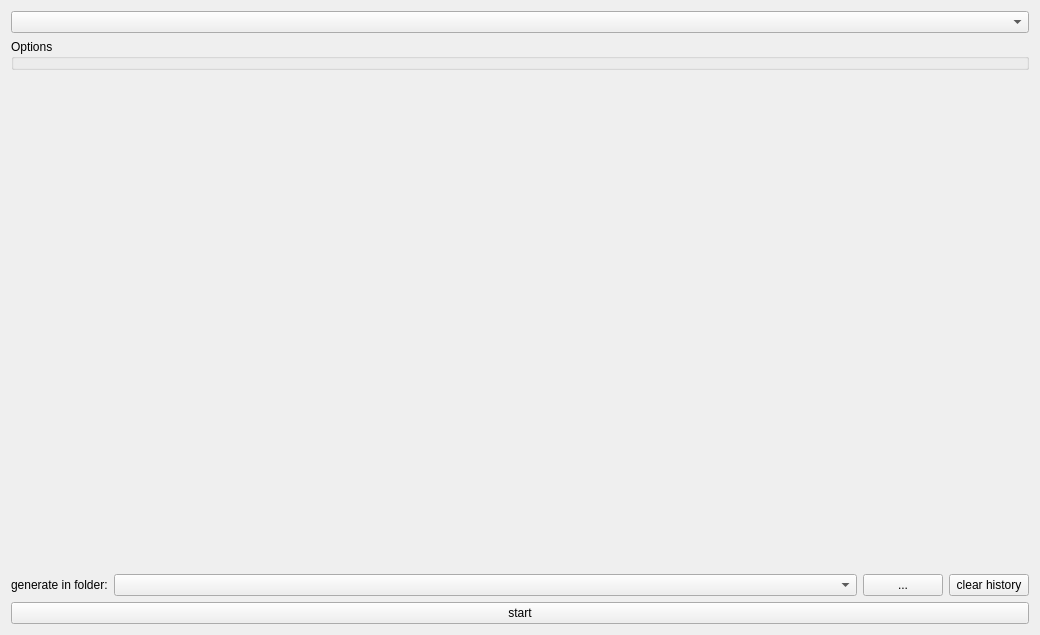
This is CodeCreator/CodeCreator.ui in Ulle84/UllesSourceCode as Qt 5 draws it before an edit. The edited form follows.
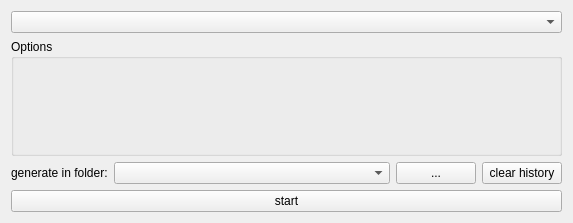
This is the edited form.

Diff of the .ui file:
```diff
--- a/CodeCreator/CodeCreator.ui
+++ b/CodeCreator/CodeCreator.ui
@@ -6,8 +6,8 @@
    <rect>
     <x>0</x>
     <y>0</y>
-    <width>1040</width>
-    <height>635</height>
+    <width>573</width>
+    <height>223</height>
    </rect>
   </property>
   <property name="windowTitle">
@@ -38,19 +38,6 @@
      </layout>
     </widget>
    </item>
-   <item>
-    <spacer name="verticalSpacer">
-     <property name="orientation">
-      <enum>Qt::Vertical</enum>
-     </property>
-     <property name="sizeHint" stdset="0">
-      <size>
-       <width>20</width>
-       <height>40</height>
-      </size>
-     </property>
-    </spacer>
-   </item>
    <item>
     <layout class="QHBoxLayout" name="horizontalLayout">
      <item>
```
